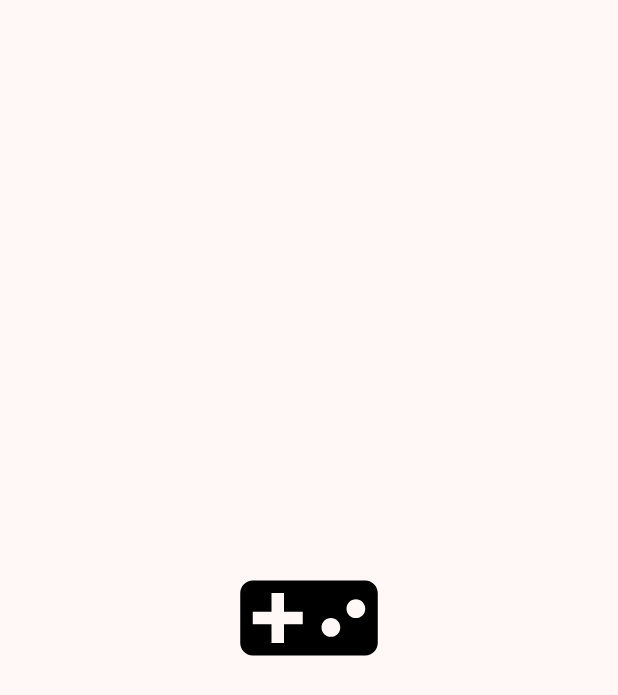
After one commit to Zipyrar/DI, an Android app: the SplashActivity screen opened directly, with no data from a screen before it, on a phone screen of 412 x 824 dp. The commit adds this screen. Shown: the top 695 px of the screen. Run offline under Robolectric (Android 15) with nearby library versions, the phone set to English and light mode, and no system bars.

Commit message:
Semana 4: revisar código de MainActivity.java

```diff
--- a/VideojuegosFirebase/app/src/main/java/com/zipyrar/videojuegosfirebase/adapters/VideogameAdapter.java
+++ b/VideojuegosFirebase/app/src/main/java/com/zipyrar/videojuegosfirebase/adapters/VideogameAdapter.java
@@ -13,6 +13,7 @@ import androidx.recyclerview.widget.RecyclerView;
 import com.bumptech.glide.Glide;
 import com.zipyrar.videojuegosfirebase.R;
 import com.zipyrar.videojuegosfirebase.models.Videogame;
+import com.zipyrar.videojuegosfirebase.views.DetailFragment;
 
 import java.util.List;
 
@@ -41,7 +42,7 @@ public class VideogameAdapter extends RecyclerView.Adapter<VideogameAdapter.View
         Glide.with(context).load(videogame.getImagen()).into(holder.imageView);
 
         holder.itemView.setOnClickListener(v -> {
-            Intent intent = new Intent(context, DetailActivity.class);
+            Intent intent = new Intent(context, DetailFragment.class);
             intent.putExtra("titulo", videogame.getTitulo());
             intent.putExtra("imagen", videogame.getImagen());
             intent.putExtra("descripcion", videogame.getDescripcion());
--- a/VideojuegosFirebase/app/src/main/java/com/zipyrar/videojuegosfirebase/views/LoginActivity.java
+++ b/VideojuegosFirebase/app/src/main/java/com/zipyrar/videojuegosfirebase/views/LoginActivity.java
@@ -28,7 +28,7 @@ public class LoginActivity extends AppCompatActivity {
         loginViewModel.getLoginResult().observe(this, success -> {
             if (success) {
                 Toast.makeText(this, "Inicio de sesión exitoso.", Toast.LENGTH_SHORT).show();
-                Intent intent = new Intent(LoginActivity.this, DashboardActivity.class);
+                Intent intent = new Intent(LoginActivity.this, DashboardFragment.class);
                 startActivity(intent);
                 finish();
             }
--- /dev/null
+++ b/VideojuegosFirebase/app/src/main/java/com/zipyrar/videojuegosfirebase/views/SplashActivity.java
@@ -0,0 +1,22 @@
+package com.zipyrar.videojuegosfirebase.views;
+
+import android.content.Intent;
+import android.os.Bundle;
+import android.os.Handler;
+import android.os.Looper;
+
+import androidx.appcompat.app.AppCompatActivity;
+
+import com.zipyrar.videojuegosfirebase.R;
+
+public class SplashActivity extends AppCompatActivity {
+    @Override
+    protected void onCreate(Bundle savedInstanceState) {
+        super.onCreate(savedInstanceState);
+        setContentView(R.layout.activity_splash);
+        new Handler(Looper.getMainLooper()).postDelayed(() -> {
+            startActivity(new Intent(SplashActivity.this, MainActivity.class));
+            finish();
+        }, 2000);
+    }
+}
--- /dev/null
+++ b/VideojuegosFirebase/app/src/main/res/drawable/videogame.xml
@@ -0,0 +1,10 @@
+<vector xmlns:android="http://schemas.android.com/apk/res/android" android:height="24dp" android:tint="#000000" android:viewportHeight="24" android:viewportWidth="24" android:width="24dp">
+
+    <path android:fillColor="@android:color/white" android:pathData="M21,6L3,6c-1.1,0 -2,0.9 -2,2v8c0,1.1 0.9,2 2,2h18c1.1,0 2,-0.9 2,-2L23,8c0,-1.1 -0.9,-2 -2,-2zM11,13L8,13v3L6,16v-3L3,13v-2h3L6,8h2v3h3v2zM15.5,15c-0.83,0 -1.5,-0.67 -1.5,-1.5s0.67,-1.5 1.5,-1.5 1.5,0.67 1.5,1.5 -0.67,1.5 -1.5,1.5zM19.5,12c-0.83,0 -1.5,-0.67 -1.5,-1.5S18.67,9 19.5,9s1.5,0.67 1.5,1.5 -0.67,1.5 -1.5,1.5z"/>
+
+    <item>
+        <bitmap
+            android:gravity="center"
+            android:src="@drawable/ic_launcher_background" />
+    </item>
+</vector>
--- /dev/null
+++ b/VideojuegosFirebase/app/src/main/res/layout/activity_splash.xml
@@ -0,0 +1,18 @@
+<?xml version="1.0" encoding="utf-8"?>
+<androidx.constraintlayout.widget.ConstraintLayout xmlns:android="http://schemas.android.com/apk/res/android"
+    android:layout_width="match_parent"
+    android:layout_height="match_parent"
+    xmlns:app="http://schemas.android.com/apk/res-auto">
+
+    <ImageView
+        android:id="@+id/ic_logo"
+        android:layout_width="100dp"
+        android:layout_height="100dp"
+        android:src="@drawable/videogame"
+        android:contentDescription="Logo"
+        app:layout_constraintStart_toStartOf="parent"
+        app:layout_constraintEnd_toEndOf="parent"
+        app:layout_constraintTop_toTopOf="parent"
+        app:layout_constraintBottom_toBottomOf="parent"/>
+
+</androidx.constraintlayout.widget.ConstraintLayout>
```
Also changed, not shown: VideojuegosFirebase/app/src/main/AndroidManifest.xml (+10 -4 lines), VideojuegosFirebase/app/src/main/java/com/zipyrar/videojuegosfirebase/views/MainActivity.java (+5 -15 lines).
